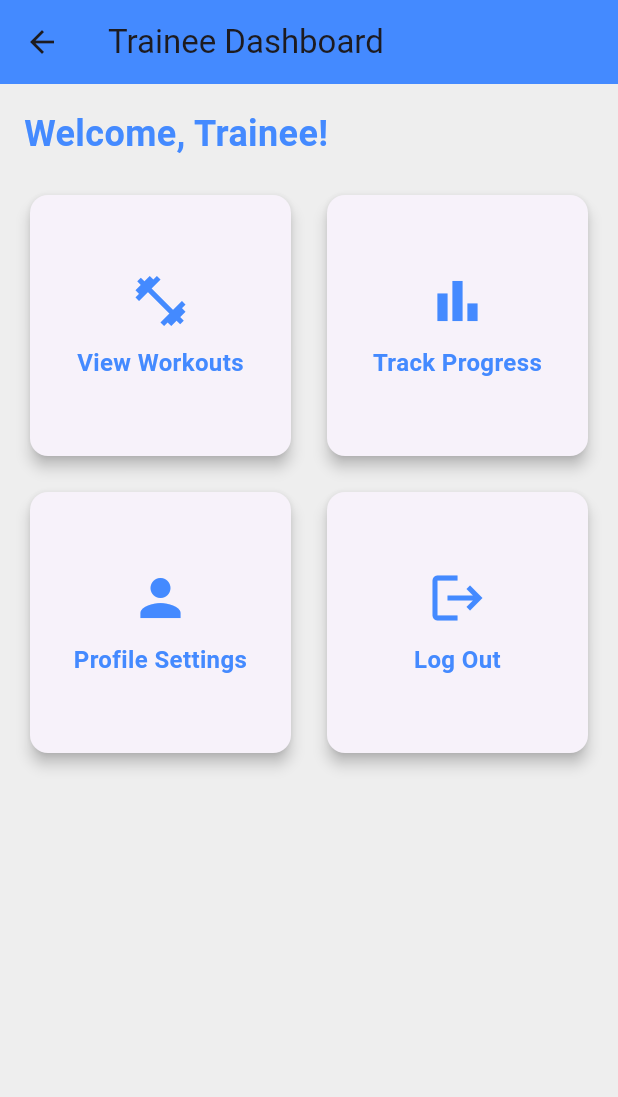
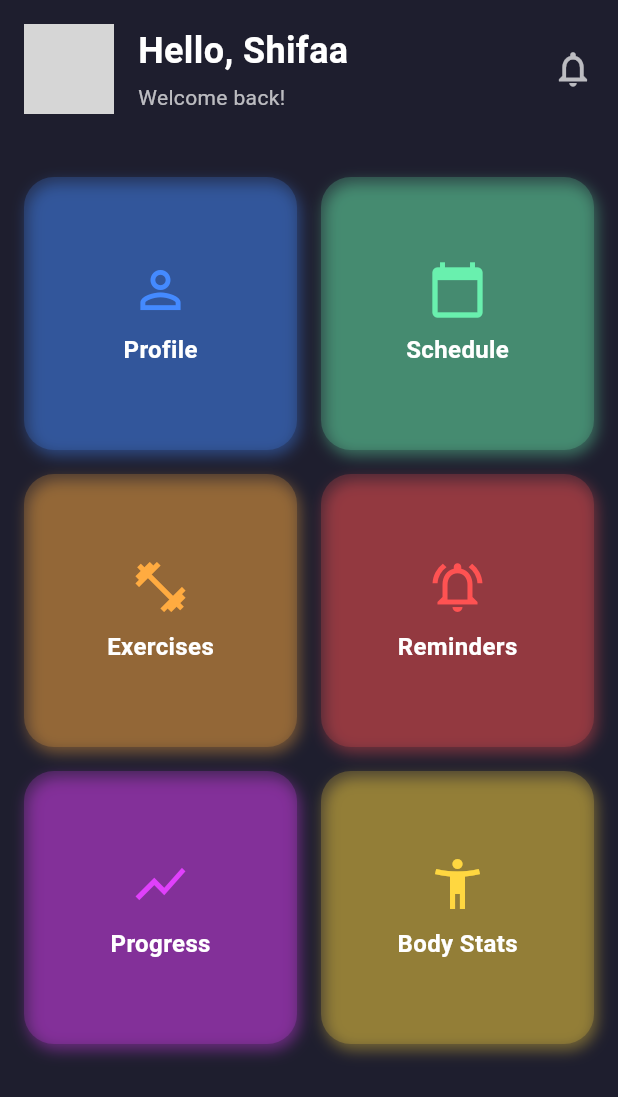
Before and after one commit to shifaaKh28/BodyAndMind, a Flutter app: the TraineeDashboard screen opened by its route, on a phone screen of 412 x 824 dp. Shown: the top 1097 px of the screen. Run offline on Flutter 3.47's test engine with Material 3 defaults, Android fonts, the light colour scheme and no system bars; our stand-ins replace cloud_firestore, firebase_auth, firebase_core, firebase_storage, image_picker; accounts and stored records are empty; grey boxes are pictures that could not be loaded.

Commit message:
Update dashboard.dart

```diff
--- a/lib/screens/trainee/dashboard.dart
+++ b/lib/screens/trainee/dashboard.dart
@@ -1,67 +1,107 @@
 import 'package:flutter/material.dart';
-import 'package:firebase_auth/firebase_auth.dart';
+import '../trainee/profile/schedule.dart';
+import '../trainee/profile/exercises.dart';
+import '../trainee/profile/reminders.dart';
+import '../trainee/profile/progress.dart';
+import '../trainee/profile/body_stats.dart';
+import '../trainee/profile/profile_screen.dart';
 
+class TraineeDashboard extends StatefulWidget {
+  @override
+  _TraineeDashboardState createState() => _TraineeDashboardState();
+}
 
-class TraineeDashboard extends StatelessWidget {
+class _TraineeDashboardState extends State<TraineeDashboard> {
+  String _traineeName = 'Shifaa'; // Replace with dynamic fetching if needed
+
   @override
   Widget build(BuildContext context) {
     return Scaffold(
-      appBar: AppBar(
-        title: Text('Trainee Dashboard'),
-        backgroundColor: Colors.blueAccent,
-      ),
-      body: Padding(
-        padding: const EdgeInsets.all(16.0),
+      backgroundColor: Color(0xFF1E1E2E), // Dark background
+      body: SafeArea(
         child: Column(
           crossAxisAlignment: CrossAxisAlignment.start,
           children: [
-            Text(
-              'Welcome, Trainee!',
-              style: TextStyle(
-                fontSize: 24,
-                fontWeight: FontWeight.bold,
-                color: Colors.blueAccent,
+            // Header Section
+            Padding(
+              padding: const EdgeInsets.all(16.0),
+              child: Row(
+                crossAxisAlignment: CrossAxisAlignment.center,
+                children: [
+                  CircleAvatar(
+                    radius: 30,
+                    backgroundImage: AssetImage('assets/profile_placeholder.png'),
+                  ),
+                  SizedBox(width: 16),
+                  Column(
+                    crossAxisAlignment: CrossAxisAlignment.start,
+                    children: [
+                      Text(
+                        'Hello, $_traineeName',
+                        style: TextStyle(
+                          fontSize: 24,
+                          fontWeight: FontWeight.bold,
+                          color: Colors.white,
+                        ),
+                      ),
+                      SizedBox(height: 4),
+                      Text(
+                        'Welcome back!',
+                        style: TextStyle(color: Colors.white70),
+                      ),
+                    ],
+                  ),
+                  Spacer(),
+                  Icon(Icons.notifications_outlined,
+                      color: Colors.white70, size: 28),
+                ],
               ),
             ),
-            SizedBox(height: 20),
+            SizedBox(height: 10),
+
+            // Options Grid
             Expanded(
               child: GridView.count(
                 crossAxisCount: 2,
                 crossAxisSpacing: 16,
                 mainAxisSpacing: 16,
+                padding: const EdgeInsets.all(16),
                 children: [
-                  _buildDashboardCard(
-                    context: context,
-                    title: 'View Workouts',
-                    icon: Icons.fitness_center,
-                    onTap: () {
-                      // Navigate to Workouts screen
-                    },
+                  _buildOptionCard(
+                    title: 'Profile',
+                    icon: Icons.person_outline,
+                    color: Colors.blueAccent,
+                    targetScreen: TraineeProfileScreen(),
                   ),
-                  _buildDashboardCard(
-                    context: context,
-                    title: 'Track Progress',
-                    icon: Icons.bar_chart,
-                    onTap: () {
-                      // Navigate to Progress screen
-                    },
+                  _buildOptionCard(
+                    title: 'Schedule',
+                    icon: Icons.calendar_today,
+                    color: Colors.greenAccent,
+                    targetScreen: ScheduleScreen(),
                   ),
-                  _buildDashboardCard(
-                    context: context,
-                    title: 'Profile Settings',
-                    icon: Icons.person,
-                    onTap: () {
-                      // Navigate to Profile screen
-                    },
+                  _buildOptionCard(
+                    title: 'Exercises',
+                    icon: Icons.fitness_center_outlined,
+                    color: Colors.orangeAccent,
+                    targetScreen: ExercisesScreen(),
                   ),
-                  _buildDashboardCard(
-                    context: context,
-                    title: 'Log Out',
-                    icon: Icons.logout,
-                    onTap: () {
-                      FirebaseAuth.instance.signOut();
-                      Navigator.pushReplacementNamed(context, '/login');
-                    },
+                  _buildOptionCard(
+                    title: 'Reminders',
+                    icon: Icons.notifications_active_outlined,
+                    color: Colors.redAccent,
+                    targetScreen: RemindersScreen(),
+                  ),
+                  _buildOptionCard(
+                    title: 'Progress',
+                    icon: Icons.show_chart,
+                    color: Colors.purpleAccent,
+                    targetScreen: ProgressScreen(),
+                  ),
+                  _buildOptionCard(
+                    title: 'Body Stats',
+                    icon: Icons.accessibility_new,
+                    color: Colors.amberAccent,
+                    targetScreen: BodyStatsScreen(),
                   ),
                 ],
               ),
@@ -72,31 +112,43 @@
     );
   }
 
-  Widget _buildDashboardCard({
-    required BuildContext context,
+  // Option Card Widget
+  Widget _buildOptionCard({
     required String title,
     required IconData icon,
-    required VoidCallback onTap,
+    required Color color,
+    required Widget targetScreen,
   }) {
     return GestureDetector(
-      onTap: onTap,
-      child: Card(
-        shape: RoundedRectangleBorder(
-          borderRadius: BorderRadius.circular(12),
+      onTap: () {
+        Navigator.push(
+          context,
+          MaterialPageRoute(builder: (context) => targetScreen),
+        );
+      },
+      child: Container(
+        decoration: BoxDecoration(
+          color: color.withOpacity(0.2),
+          borderRadius: BorderRadius.circular(20),
+          boxShadow: [
+            BoxShadow(
+              color: color.withOpacity(0.4),
+              blurRadius: 8,
+              offset: Offset(2, 4),
+            ),
+          ],
         ),
-        elevation: 4,
         child: Column(
           mainAxisAlignment: MainAxisAlignment.center,
           children: [
-            Icon(icon, size: 40, color: Colors.blueAccent),
-            SizedBox(height: 10),
+            Icon(icon, size: 40, color: color),
+            SizedBox(height: 8),
             Text(
               title,
-              textAlign: TextAlign.center,
               style: TextStyle(
                 fontSize: 16,
                 fontWeight: FontWeight.bold,
-                color: Colors.blueAccent,
+                color: Colors.white,
               ),
             ),
           ],
```
